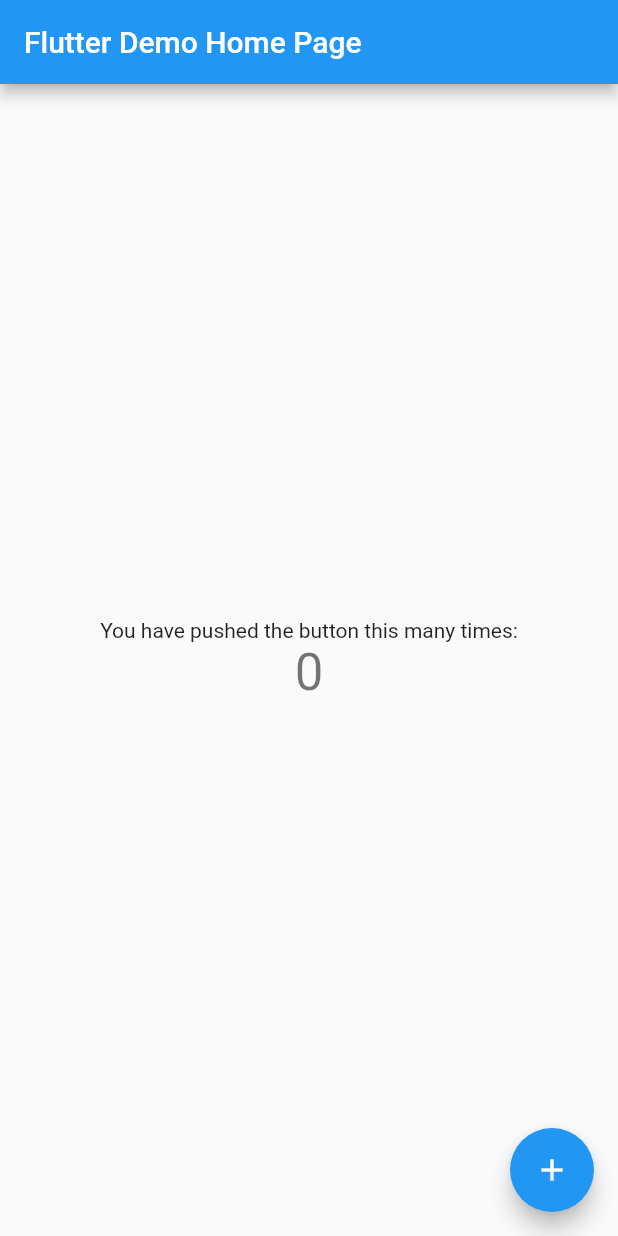
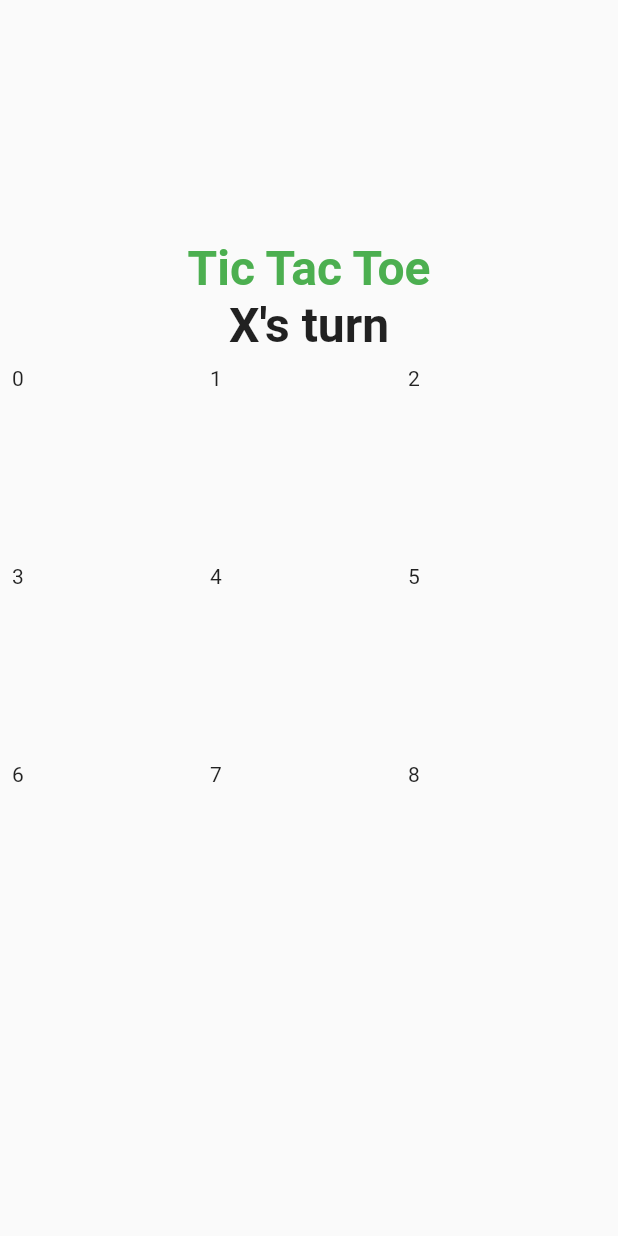
Before and after one commit to AlinFlorescu80/TicTacToe-Flutter, a Flutter app: the screen it shows after launch, on a phone screen of 412 x 824 dp. Run offline on Flutter 3.47's test engine with Material 2 defaults, Android fonts, the phone set to English and light mode, and no system bars.

Commit message:
Made the grid

```diff
--- /dev/null
+++ b/lib/game_page.dart
@@ -0,0 +1,84 @@
+
+import 'package:flutter/material.dart';
+
+class GamePage extends StatefulWidget {
+  @override
+  State<GamePage> createState() => _GamePageState();
+}
+
+class _GamePageState extends State<GamePage> {
+  static const String PLAYER_X="X";
+  static const String PLAYER_Y="O";
+
+  late String currentPlayer;
+  late bool gameEnd;
+  late List <String> occupied;
+
+  @override
+  void initState() {
+    initializeGame();
+    super.initState();
+  }
+
+  void initializeGame(){
+    currentPlayer = PLAYER_X;
+    gameEnd = false;
+    occupied = ["","","","","","","","",""];
+  }
+
+
+  @override
+  Widget build(BuildContext context) {
+    return Scaffold(
+      body: Center(
+        child: Column(
+          mainAxisAlignment: MainAxisAlignment.center,
+          children: [
+            _headerText(),
+            _gameContainer(),
+          ],
+        ),
+      ),
+    );
+
+  }
+
+  Widget _headerText(){
+    return Column(
+      children: [
+        const Text('Tic Tac Toe', style: TextStyle(
+          color: Colors.green,
+          fontSize: 32,
+          fontWeight: FontWeight.bold,
+        ),),
+        Text("$currentPlayer's turn",
+          style: TextStyle(
+            color: Colors.black87,
+            fontSize: 32,
+            fontWeight: FontWeight.bold,
+          ),
+        ),
+      ],
+    );
+  }
+
+  Widget _gameContainer(){
+    return Container(
+      height: MediaQuery.of(context).size.height/2,
+      width: MediaQuery.of(context).size.height/2,
+      margin: const EdgeInsets.all(8),
+      child: GridView.builder(
+          gridDelegate: const SliverGridDelegateWithFixedCrossAxisCount(
+              crossAxisCount: 3),
+          itemCount: 9,
+          itemBuilder: (context, int index){
+            return _box(index);
+          }),
+    );
+  }
+
+  Widget _box(int index){
+    return Text(index.toString());
+  }
+
+}
--- a/lib/main.dart
+++ b/lib/main.dart
@@ -1,4 +1,5 @@
 import 'package:flutter/material.dart';
+import 'package:tic_tac_toe_v2/game_page.dart';
 
 void main() {
   runApp(const MyApp());
@@ -7,109 +8,17 @@ void main() {
 class MyApp extends StatelessWidget {
   const MyApp({super.key});
 
-  // This widget is the root of your application.
+
   @override
   Widget build(BuildContext context) {
     return MaterialApp(
       title: 'Flutter Demo',
+      debugShowCheckedModeBanner: false,
       theme: ThemeData(
-        // This is the theme of your application.
-        //
-        // Try running your application with "flutter run". You'll see the
-        // application has a blue toolbar. Then, without quitting the app, try
-        // changing the primarySwatch below to Colors.green and then invoke
-        // "hot reload" (press "r" in the console where you ran "flutter run",
-        // or simply save your changes to "hot reload" in a Flutter IDE).
-        // Notice that the counter didn't reset back to zero; the application
-        // is not restarted.
+
         primarySwatch: Colors.blue,
       ),
-      home: const MyHomePage(title: 'Flutter Demo Home Page'),
+      home: GamePage(),
     );
   }
 }
-
-class MyHomePage extends StatefulWidget {
-  const MyHomePage({super.key, required this.title});
-
-  // This widget is the home page of your application. It is stateful, meaning
-  // that it has a State object (defined below) that contains fields that affect
-  // how it looks.
-
-  // This class is the configuration for the state. It holds the values (in this
-  // case the title) provided by the parent (in this case the App widget) and
-  // used by the build method of the State. Fields in a Widget subclass are
-  // always marked "final".
-
-  final String title;
-
-  @override
-  State<MyHomePage> createState() => _MyHomePageState();
-}
-
-class _MyHomePageState extends State<MyHomePage> {
-  int _counter = 0;
-
-  void _incrementCounter() {
-    setState(() {
-      // This call to setState tells the Flutter framework that something has
-      // changed in this State, which causes it to rerun the build method below
-      // so that the display can reflect the updated values. If we changed
-      // _counter without calling setState(), then the build method would not be
-      // called again, and so nothing would appear to happen.
-      _counter++;
-    });
-  }
-
-  @override
-  Widget build(BuildContext context) {
-    // This method is rerun every time setState is called, for instance as done
-    // by the _incrementCounter method above.
-    //
-    // The Flutter framework has been optimized to make rerunning build methods
-    // fast, so that you can just rebuild anything that needs updating rather
-    // than having to individually change instances of widgets.
-    return Scaffold(
-      appBar: AppBar(
-        // Here we take the value from the MyHomePage object that was created by
-        // the App.build method, and use it to set our appbar title.
-        title: Text(widget.title),
-      ),
-      body: Center(
-        // Center is a layout widget. It takes a single child and positions it
-        // in the middle of the parent.
-        child: Column(
-          // Column is also a layout widget. It takes a list of children and
-          // arranges them vertically. By default, it sizes itself to fit its
-          // children horizontally, and tries to be as tall as its parent.
-          //
-          // Invoke "debug painting" (press "p" in the console, choose the
-          // "Toggle Debug Paint" action from the Flutter Inspector in Android
-          // Studio, or the "Toggle Debug Paint" command in Visual Studio Code)
-          // to see the wireframe for each widget.
-          //
-          // Column has various properties to control how it sizes itself and
-          // how it positions its children. Here we use mainAxisAlignment to
-          // center the children vertically; the main axis here is the vertical
-          // axis because Columns are vertical (the cross axis would be
-          // horizontal).
-          mainAxisAlignment: MainAxisAlignment.center,
-          children: <Widget>[
-            const Text(
-              'You have pushed the button this many times:',
-            ),
-            Text(
-              '$_counter',
-              style: Theme.of(context).textTheme.headlineMedium,
-            ),
-          ],
-        ),
-      ),
-      floatingActionButton: FloatingActionButton(
-        onPressed: _incrementCounter,
-        tooltip: 'Increment',
-        child: const Icon(Icons.add),
-      ), // This trailing comma makes auto-formatting nicer for build methods.
-    );
-  }
-}
```
